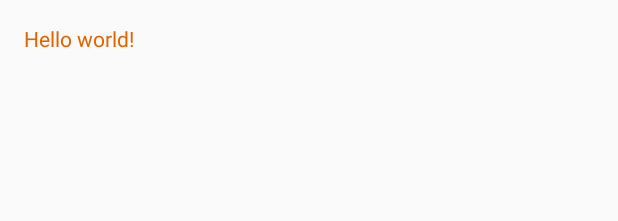
After one commit to apigon/ZPI, an Android app: the layout activity_add_friend_to_group.xml on its own in the app's theme, with its tools: preview values and no code run, on a phone screen of 412 x 824 dp. The commit adds this screen. Shown: the top 221 px of the screen. Run offline under Robolectric (Android 15) with nearby library versions, the phone set to English and light mode, and no system bars.

Commit message:
moje todo

```diff
--- /dev/null
+++ b/MateFinder/app/src/main/res/layout/activity_add_friend_to_group.xml
@@ -0,0 +1,14 @@
+<RelativeLayout xmlns:android="http://schemas.android.com/apk/res/android"
+    xmlns:tools="http://schemas.android.com/tools" android:layout_width="match_parent"
+    android:layout_height="match_parent" android:paddingLeft="@dimen/activity_horizontal_margin"
+    android:paddingRight="@dimen/activity_horizontal_margin"
+    android:paddingTop="@dimen/activity_vertical_margin"
+    android:paddingBottom="@dimen/activity_vertical_margin"
+    tools:context="pl.mf.zpi.matefinder.AddFriendToGroupActivity">
+
+    <TextView android:text="@string/hello_world" android:layout_width="wrap_content"
+        android:layout_height="wrap_content" />
+
+    <!--TODO-->
+
+</RelativeLayout>
--- a/MateFinder/app/src/main/res/values/strings.xml
+++ b/MateFinder/app/src/main/res/values/strings.xml
@@ -91,4 +91,5 @@
     <!--Menu dla pojedynczego znajomego-->
     <string name="friend_menu_add_friend_to_group">Dodaj znajomego do grupy</string>
     <string name="friend_menu_delete">Usuń znajomego</string>
+    <string name="title_activity_add_friend_to_group">AddFriendToGroupActivity</string>
 </resources>
```
Also changed, not shown: MateFinder/app/src/main/AndroidManifest.xml (+8 -3 lines), MateFinder/app/src/main/java/pl/mf/zpi/matefinder/AddFriendToGroupActivity.java (added, +38 -0 lines), MateFinder/app/src/main/res/menu/menu_add_friend_to_group.xml (added, +7 -0 lines).
